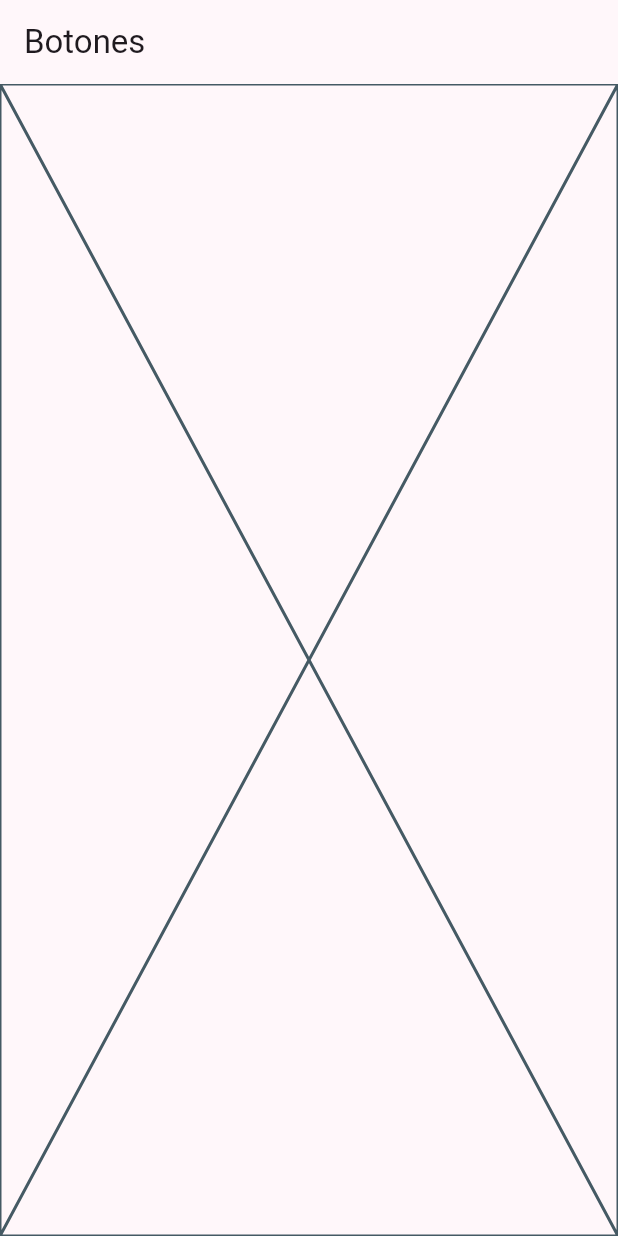
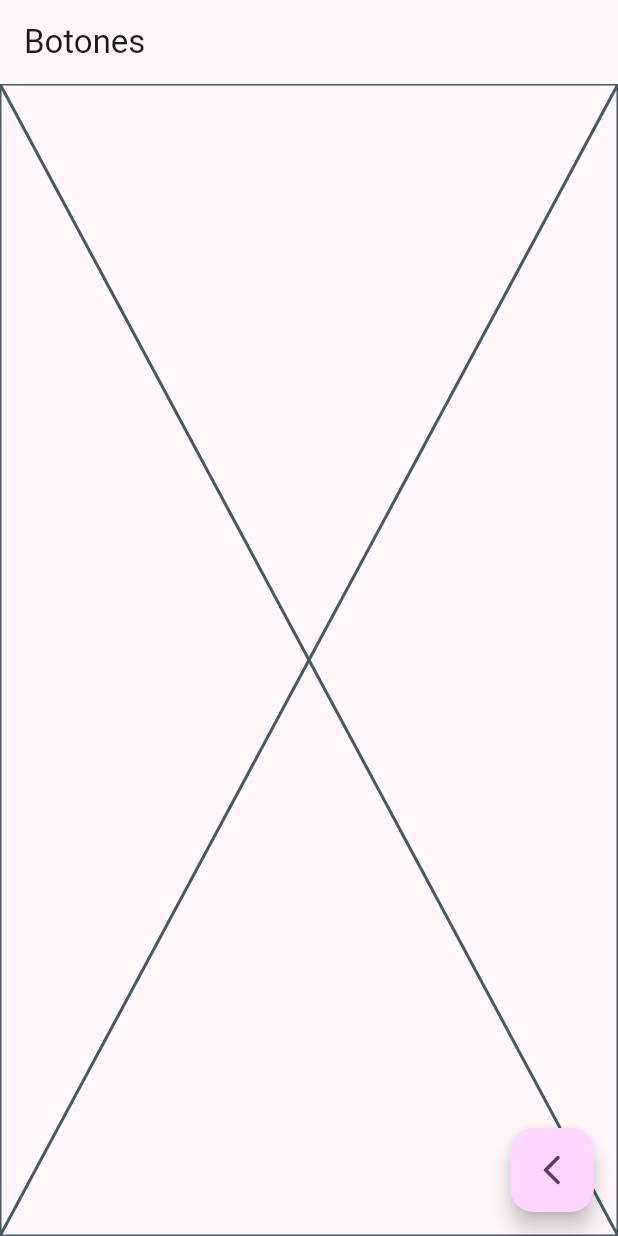
Before and after one commit to coco1690/widgets_app, a Flutter app: the ButtonsScreen screen opened by its route, on a phone screen of 412 x 824 dp. Run offline on Flutter 3.47's test engine with Material 2 defaults, Android fonts, the phone set to English and light mode, and no system bars; our stand-ins replace go_router.

Commit message:
se instala el botonflotante

```diff
--- a/lib/presentation/screens/buttons/buttons_screen.dart
+++ b/lib/presentation/screens/buttons/buttons_screen.dart
@@ -1,4 +1,5 @@
 import 'package:flutter/material.dart';
+import 'package:go_router/go_router.dart';
 
 class ButtonsScreen extends StatelessWidget {
   const ButtonsScreen({super.key});
@@ -6,8 +7,25 @@ class ButtonsScreen extends StatelessWidget {
   @override
   Widget build(BuildContext context) {
     return Scaffold(
+
       appBar: AppBar( title: const Text('Botones'),),
-      body: const Placeholder(),
+
+      body:  _ButtonsView(),
+
+      floatingActionButton: FloatingActionButton(
+        child: const Icon(Icons.arrow_back_ios_new_rounded),
+        onPressed: (){
+          context.pop();
+        },
+      )
     );
   }
 }
+
+class _ButtonsView extends StatelessWidget {
+
+  @override
+  Widget build(BuildContext context) {
+    return const Placeholder();
+  }
+}
```
Also changed, not shown: lib/presentation/screens/cards/cards_screen.dart (+10 -0 lines).
